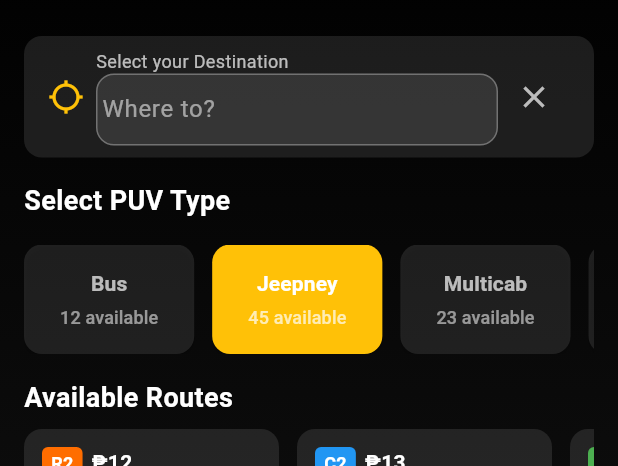
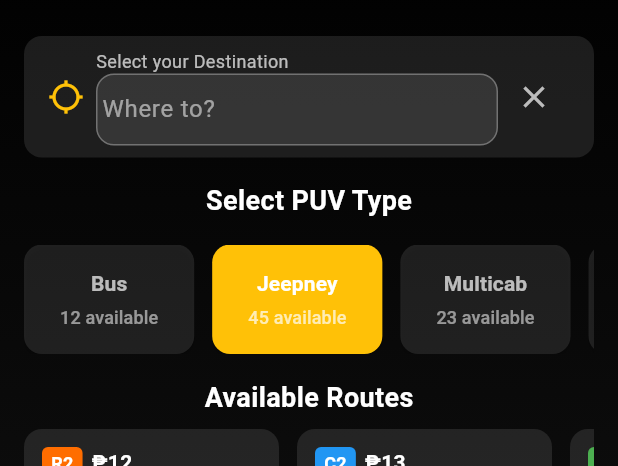
Before and after one commit to LeandroIV/iPara_Test, a Flutter app: the CommuterHomeScreen screen opened by its route, after a tap on the "search" icon, after a tap on "Jeepney", on a phone screen of 412 x 824 dp, the part 84-550 px from its top. Run offline on Flutter 3.47's test engine with Material 3 defaults, Android fonts, the phone set to English and light mode, and no system bars; drawn by our look-alikes of google_maps_flutter; our stand-ins replace cloud_firestore, connectivity_plus, firebase_auth, firebase_core, geolocator, location and 2 more; missing offline and left inert: dart:html, dart:js, dart:js_util, flutter_polyline_points; accounts and stored records are empty.

Commit message:
fixes polyline and center widgets and suggestion bar

```diff
--- a/lib/screens/commuter/commuter_home_screen.dart
+++ b/lib/screens/commuter/commuter_home_screen.dart
@@ -24,6 +24,7 @@ class _CommuterHomeScreenState extends State<CommuterHomeScreen>
   late Animation<double> _drawerAnimation;
   final TextEditingController _destinationController = TextEditingController();
   final GlobalKey<HomeMapWidgetState> _mapKey = GlobalKey<HomeMapWidgetState>();
+  final GlobalKey _searchBarKey = GlobalKey();
 
   // Add these variables for search functionality
   bool _isSearching = false;
@@ -434,6 +435,7 @@ class _CommuterHomeScreenState extends State<CommuterHomeScreen>
                   Padding(
                     padding: const EdgeInsets.symmetric(horizontal: 16.0),
                     child: Container(
+                      key: _searchBarKey,
                       padding: const EdgeInsets.symmetric(
                         horizontal: 16,
                         vertical: 8,
@@ -522,7 +524,7 @@ class _CommuterHomeScreenState extends State<CommuterHomeScreen>
                                 ),
                             ],
                           ),
-                          // Loading indicator when searching
+                          // Loading indicator when searching (in column to avoid affecting layout)
                           if (_isSearching && _isLoadingPlaces)
                             Container(
                               margin: const EdgeInsets.only(top: 8),
@@ -531,72 +533,6 @@ class _CommuterHomeScreenState extends State<CommuterHomeScreen>
                                   color: Colors.amber,
                                   strokeWidth: 2,
                                 ),
-                              ),
-                            ),
-                          // Search results
-                          if (_isSearching && _googlePlacesResults.isNotEmpty)
-                            Container(
-                              margin: const EdgeInsets.only(top: 8),
-                              padding: const EdgeInsets.all(16.0),
-                              decoration: BoxDecoration(
-                                color: Colors.white.withOpacity(0.1),
-                                borderRadius: BorderRadius.circular(12),
-                              ),
-                              child: Column(
-                                crossAxisAlignment: CrossAxisAlignment.start,
-                                children: [
-                                  const Text(
-                                    'Suggested Locations',
-                                    style: TextStyle(
-                                      color: Colors.white,
-                                      fontSize: 14,
-                                      fontWeight: FontWeight.bold,
-                                    ),
-                                  ),
-                                  const SizedBox(height: 8),
-                                  ConstrainedBox(
-                                    constraints: BoxConstraints(
-                                      maxHeight:
-                                          MediaQuery.of(context).size.height *
-                                          0.3,
-                                    ),
-                                    child: ListView.builder(
-                                      shrinkWrap: true,
-                                      itemCount: _googlePlacesResults.length,
-                                      itemBuilder: (context, index) {
-                                        final place =
-                                            _googlePlacesResults[index];
-                                        return ListTile(
-                                          leading: const Icon(
-                                            Icons.location_on,
-                                            color: Colors.amber,
-                                          ),
-                                          title: Text(
-                                            place['structured_formatting']?['main_text'] ??
-                                                place['description'] ??
-                                                '',
-                                            style: const TextStyle(
-                                              color: Colors.white,
-                                              fontWeight: FontWeight.bold,
-                                            ),
-                                          ),
-                                          subtitle: Text(
-                                            place['structured_formatting']?['secondary_text'] ??
-                                                '',
-                                            style: const TextStyle(
-                                              color: Colors.white70,
-                                            ),
-                                            maxLines: 2,
-                                            overflow: TextOverflow.ellipsis,
-                                          ),
-                                          onTap: () {
-                                            _selectPlace(place);
-                                          },
-                                        );
-                                      },
-                                    ),
-                                  ),
-                                ],
                               ),
                             ),
                         ],
@@ -609,7 +545,7 @@ class _CommuterHomeScreenState extends State<CommuterHomeScreen>
                   Padding(
                     padding: const EdgeInsets.symmetric(horizontal: 16.0),
                     child: Column(
-                      crossAxisAlignment: CrossAxisAlignment.start,
+                      crossAxisAlignment: CrossAxisAlignment.center,
                       children: [
                         const Text(
                           'Select PUV Type',
@@ -620,16 +556,21 @@ class _CommuterHomeScreenState extends State<CommuterHomeScreen>
                           ),
                         ),
                         const SizedBox(height: 16),
-                        SingleChildScrollView(
+                        Container(
+                          width: double.infinity,
+                          alignment: Alignment.center,
+                          child: SingleChildScrollView(
                             scrollDirection: Axis.horizontal,
                             child: Row(
-                            mainAxisSize: MainAxisSize.min,
+                              mainAxisAlignment: MainAxisAlignment.center,
                               children:
                                   puvCounts.entries.map((entry) {
                                     bool isSelected =
                                         selectedPUVType == entry.key;
                                     return Padding(
-                                    padding: const EdgeInsets.only(right: 12.0),
+                                      padding: const EdgeInsets.only(
+                                        right: 12.0,
+                                      ),
                                       child: ElevatedButton(
                                         onPressed: () {
                                           setState(() {
@@ -638,7 +579,10 @@ class _CommuterHomeScreenState extends State<CommuterHomeScreen>
                                             // Clear any selected route when changing PUV type
                                             _selectedRoute = null;
                                             if (_mapKey.currentState != null) {
-                                            _mapKey.currentState!.clearRoutes();
+                                              _mapKey.currentState!.clearRoutes(
+                                                clearUserRoute: false,
+                                                clearPUVRoute: true,
+                                              );
                                             }
                                           });
                                         },
@@ -646,7 +590,9 @@ class _CommuterHomeScreenState extends State<CommuterHomeScreen>
                                           backgroundColor:
                                               isSelected
                                                   ? Colors.amber
-                                                : Colors.white.withOpacity(0.1),
+                                                  : Colors.white.withOpacity(
+                                                    0.1,
+                                                  ),
                                           padding: const EdgeInsets.symmetric(
                                             horizontal: 24,
                                             vertical: 16,
@@ -688,6 +634,7 @@ class _CommuterHomeScreenState extends State<CommuterHomeScreen>
                                   }).toList(),
                             ),
                           ),
+                        ),
                       ],
                     ),
                   ),
@@ -698,10 +645,10 @@ class _CommuterHomeScreenState extends State<CommuterHomeScreen>
                     Padding(
                       padding: const EdgeInsets.symmetric(horizontal: 16.0),
                       child: Column(
-                        crossAxisAlignment: CrossAxisAlignment.start,
+                        crossAxisAlignment: CrossAxisAlignment.center,
                         children: [
                           Row(
-                            mainAxisAlignment: MainAxisAlignment.spaceBetween,
+                            mainAxisAlignment: MainAxisAlignment.center,
                             children: [
                               const Text(
                                 'Available Routes',
@@ -729,6 +676,7 @@ class _CommuterHomeScreenState extends State<CommuterHomeScreen>
                           const SizedBox(height: 8),
                           SizedBox(
                             height: 120,
+                            width: double.infinity,
                             child:
                                 _isLoadingRoutes
                                     ? const Center(
@@ -736,8 +684,10 @@ class _CommuterHomeScreenState extends State<CommuterHomeScreen>
                                         color: Colors.amber,
                                       ),
                                     )
-                                    : ListView.builder(
+                                    : Center(
+                                      child: ListView.builder(
                                         scrollDirection: Axis.horizontal,
+                                        shrinkWrap: true,
                                         itemCount: routes.length,
                                         itemBuilder: (context, index) {
                                           final route = routes[index];
@@ -748,6 +698,7 @@ class _CommuterHomeScreenState extends State<CommuterHomeScreen>
                                             isSelected,
                                           );
                                         },
+                                      ),
                                     ),
                           ),
                         ],
@@ -955,6 +906,54 @@ class _CommuterHomeScreenState extends State<CommuterHomeScreen>
               );
             },
           ),
+
+          // Suggestions Overlay
+          if (_isSearching && _googlePlacesResults.isNotEmpty)
+            Positioned(
+              top: 130, // Adjust this value based on your UI
+              left: 16,
+              right: 16,
+              child: Material(
+                elevation: 8,
+                borderRadius: BorderRadius.circular(12),
+                color: const Color.fromARGB(255, 51, 51, 51).withOpacity(1),
+                child: Container(
+                  constraints: BoxConstraints(
+                    maxHeight: MediaQuery.of(context).size.height * 0.4,
+                  ),
+                  child: ListView.builder(
+                    padding: EdgeInsets.zero,
+                    shrinkWrap: true,
+                    itemCount: _googlePlacesResults.length,
+                    itemBuilder: (context, index) {
+                      final place = _googlePlacesResults[index];
+                      return ListTile(
+                        leading: Icon(Icons.location_on, color: Colors.amber),
+                        title: Text(
+                          place['structured_formatting']?['main_text'] ??
+                              place['description'] ??
+                              '',
+                          style: TextStyle(
+                            color: Colors.white,
+                            fontWeight: FontWeight.bold,
+                          ),
+                        ),
+                        subtitle: Text(
+                          place['structured_formatting']?['secondary_text'] ??
+                              '',
+                          style: TextStyle(color: Colors.white70),
+                          maxLines: 2,
+                          overflow: TextOverflow.ellipsis,
+                        ),
+                        onTap: () {
+                          _selectPlace(place);
+                        },
+                      );
+                    },
+                  ),
+                ),
+              ),
+            ),
         ],
       ),
     );
--- a/lib/widgets/home_map_widget.dart
+++ b/lib/widgets/home_map_widget.dart
@@ -125,27 +125,22 @@ class HomeMapWidgetState extends State<HomeMapWidget> {
         _isLoading = true;
       });
 
-      // First clear any existing polylines
-      _polylines.clear();
-
-      // Get directions from Google API
+      // Only update the user route polyline
       final List<LatLng> polylineCoordinates = await _getDirections(
         origin,
         destination,
       );
 
-      final String polylineId =
-          routeName ?? 'route_${DateTime.now().millisecondsSinceEpoch}';
-
+      final PolylineId userRouteId = PolylineId('user_route');
       final Polyline polyline = Polyline(
-        polylineId: PolylineId(polylineId),
+        polylineId: userRouteId,
         color: routeColor,
         width: 5,
         points: polylineCoordinates,
       );
 
       setState(() {
-        _polylines[PolylineId(polylineId)] = polyline;
+        _polylines[userRouteId] = polyline;
         _isLoading = false;
       });
 
@@ -345,9 +340,7 @@ class HomeMapWidgetState extends State<HomeMapWidget> {
     });
 
     try {
-      // Clear previous polylines
-      _polylines.clear();
-
+      // Only update the PUV route polyline
       final List<LatLng> polylineCoordinates = [];
 
       // Get directions from Google API to follow actual roads
@@ -363,9 +356,9 @@ class HomeMapWidgetState extends State<HomeMapWidget> {
       }
 
       // Create a polyline
-      final PolylineId polylineId = PolylineId(routeName ?? 'route');
+      final PolylineId puvRouteId = PolylineId('puv_route');
       final Polyline polyline = Polyline(
-        polylineId: polylineId,
+        polylineId: puvRouteId,
         color: Color(routeColor),
         points: polylineCoordinates,
         width: 5,
@@ -373,7 +366,7 @@ class HomeMapWidgetState extends State<HomeMapWidget> {
 
       setState(() {
         _routePoints = polylineCoordinates;
-        _polylines[polylineId] = polyline;
+        _polylines[puvRouteId] = polyline;
         _isLoading = false;
       });
 
@@ -413,10 +406,15 @@ class HomeMapWidgetState extends State<HomeMapWidget> {
     _mapController?.animateCamera(CameraUpdate.newLatLngBounds(bounds, 50));
   }
 
-  // Clear all routes
-  void clearRoutes() {
+  // Clear routes
+  void clearRoutes({bool clearUserRoute = true, bool clearPUVRoute = true}) {
     setState(() {
-      _polylines.clear();
+      if (clearUserRoute) {
+        _polylines.remove(PolylineId('user_route'));
+      }
+      if (clearPUVRoute) {
+        _polylines.remove(PolylineId('puv_route'));
+      }
     });
   }
 
@@ -736,7 +734,7 @@ class HomeMapWidgetState extends State<HomeMapWidget> {
       Marker(
         markerId: const MarkerId('user_location'),
         position: _userLocation!,
-        icon: BitmapDescriptor.defaultMarkerWithHue(BitmapDescriptor.hueRed),
+        icon: BitmapDescriptor.defaultMarkerWithHue(BitmapDescriptor.hueBlue),
         infoWindow: const InfoWindow(title: 'You are here'),
         zIndex: 2, // Higher z-index to appear above other markers
       ),
```
Lines whose indentation alone changed are shown as unchanged.
